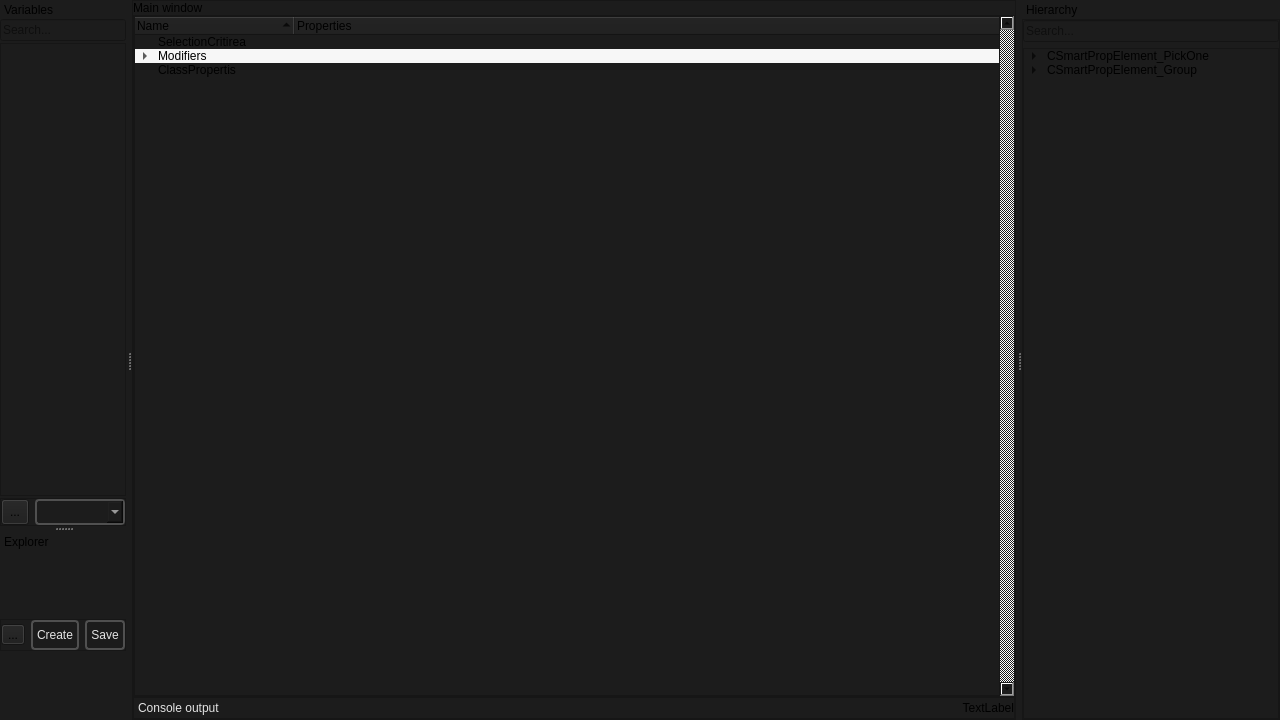
Old version of the form smartprop_editor/main.ui in the repository dertwist/Hammer5Tools.
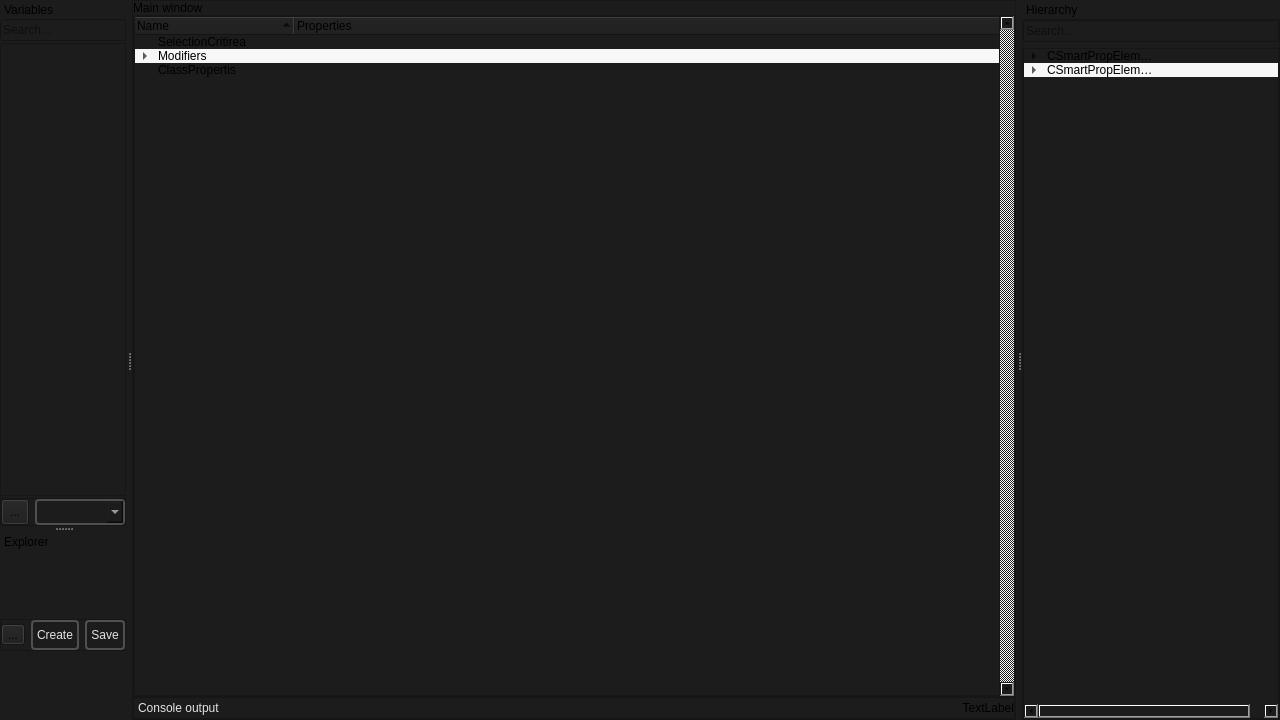
New version of the form. Icons and pictures are not drawn.

What changed in the file:
```diff
--- a/smartprop_editor/main.ui
+++ b/smartprop_editor/main.ui
@@ -328,12 +328,59 @@
         </item>
         <item>
          <widget class="QTreeWidget" name="tree_hierarchy_widget">
+          <property name="dragEnabled">
+           <bool>true</bool>
+          </property>
+          <property name="dragDropOverwriteMode">
+           <bool>true</bool>
+          </property>
+          <property name="dragDropMode">
+           <enum>QAbstractItemView::InternalMove</enum>
+          </property>
+          <property name="alternatingRowColors">
+           <bool>true</bool>
+          </property>
+          <property name="selectionMode">
+           <enum>QAbstractItemView::ContiguousSelection</enum>
+          </property>
+          <property name="uniformRowHeights">
+           <bool>true</bool>
+          </property>
+          <property name="allColumnsShowFocus">
+           <bool>false</bool>
+          </property>
+          <property name="wordWrap">
+           <bool>false</bool>
+          </property>
+          <property name="headerHidden">
+           <bool>true</bool>
+          </property>
+          <property name="columnCount">
+           <number>2</number>
+          </property>
           <attribute name="headerVisible">
            <bool>false</bool>
           </attribute>
+          <attribute name="headerCascadingSectionResizes">
+           <bool>false</bool>
+          </attribute>
+          <attribute name="headerMinimumSectionSize">
+           <number>135</number>
+          </attribute>
+          <attribute name="headerDefaultSectionSize">
+           <number>135</number>
+          </attribute>
+          <attribute name="headerStretchLastSection">
+           <bool>true</bool>
+          </attribute>
           <column>
            <property name="text">
-            <string notr="true">Name</string>
+            <string notr="true">Operator</string>
+           </property>
+          </column>
+          <column>
+           <property name="text">
+            <string>Data</string>
            </property>
           </column>
           <item>
```
Left out of the diff: 33 changed lines with no effect on the pictures.
